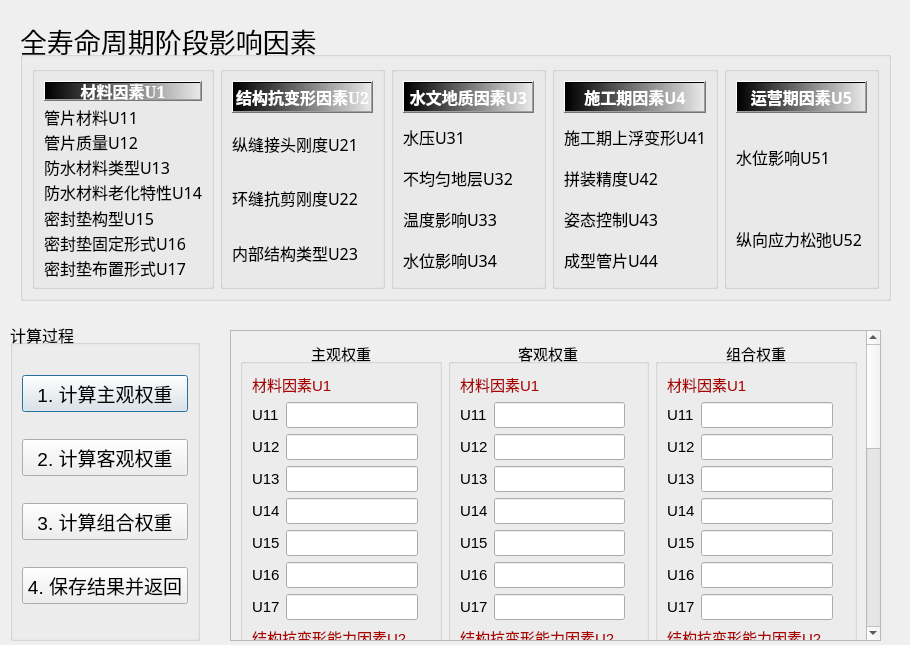
This is qsm_w.ui in YaoWenW/Gui_engineer as Qt 5 draws it before an edit. The edited form follows.
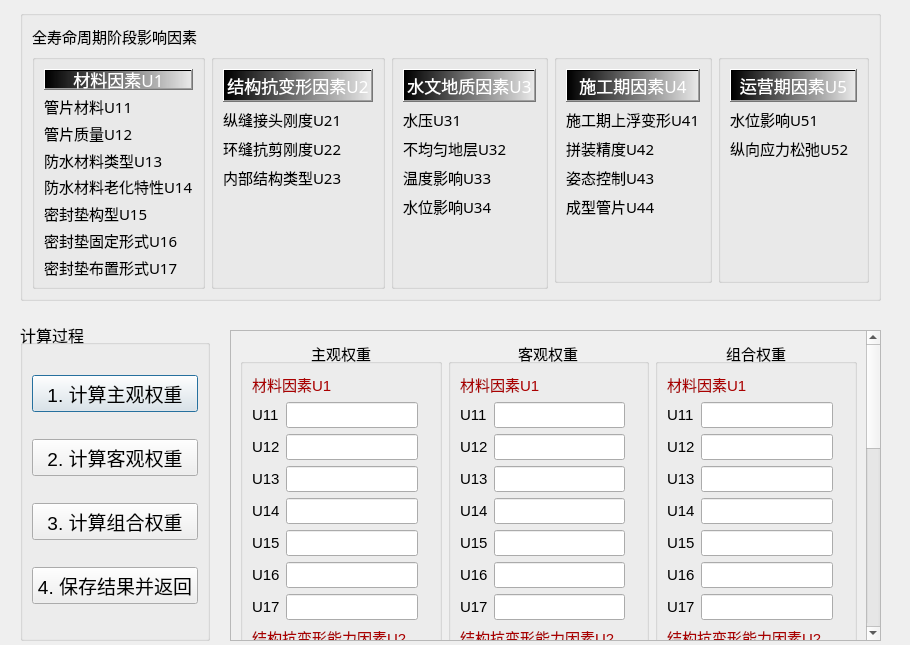
This is the edited form.

The edit to the form file:
```diff
--- a/qsm_w.ui
+++ b/qsm_w.ui
@@ -1438,7 +1438,7 @@
   <widget class="QGroupBox" name="groupBox_c">
    <property name="geometry">
     <rect>
-     <x>10</x>
+     <x>20</x>
      <y>320</y>
      <width>190</width>
      <height>321</height>
@@ -1519,26 +1519,156 @@
    <property name="geometry">
     <rect>
      <x>20</x>
-     <y>20</y>
-     <width>871</width>
-     <height>281</height>
+     <y>10</y>
+     <width>861</width>
+     <height>291</height>
     </rect>
    </property>
    <property name="font">
     <font>
-     <pointsize>20</pointsize>
+     <family>黑体</family>
+     <pointsize>11</pointsize>
+     <weight>50</weight>
+     <italic>false</italic>
+     <bold>false</bold>
     </font>
    </property>
+   <property name="styleSheet">
+    <string notr="true">font: 11pt &quot;黑体&quot;;</string>
+   </property>
    <property name="title">
-    <string>全寿命周期阶段影响因素</string>
+    <string/>
    </property>
-   <layout class="QHBoxLayout" name="horizontalLayout">
-    <item>
+   <layout class="QGridLayout" name="gridLayout_2">
+    <item row="1" column="3">
+     <widget class="QGroupBox" name="groupBox_4">
+      <property name="font">
+       <font>
+        <family>黑体</family>
+        <pointsize>11</pointsize>
+        <weight>50</weight>
+        <italic>false</italic>
+        <bold>false</bold>
+        <underline>false</underline>
+       </font>
+      </property>
+      <property name="title">
+       <string/>
+      </property>
+      <layout class="QVBoxLayout" name="verticalLayout_7">
+       <item>
+        <widget class="QPushButton" name="pushButton_4">
+         <property name="font">
+          <font>
+           <family>黑体</family>
+           <pointsize>13</pointsize>
+           <weight>50</weight>
+           <italic>false</italic>
+           <bold>false</bold>
+           <underline>false</underline>
+           <kerning>true</kerning>
+          </font>
+         </property>
+         <property name="styleSheet">
+          <string notr="true">background-color: qlineargradient(spread:pad, x1:0, y1:0, x2:1, y2:0, stop:0 rgba(0, 0, 0, 255), stop:1 rgba(0, 0, 0, 0));
+font: 13pt &quot;黑体&quot;;
+color: rgb(255, 255, 255);</string>
+         </property>
+         <property name="text">
+          <string>施工期因素U4</string>
+         </property>
+        </widget>
+       </item>
+       <item>
+        <widget class="QLabel" name="label_27">
+         <property name="font">
+          <font>
+           <family>黑体</family>
+           <pointsize>11</pointsize>
+           <weight>50</weight>
+           <italic>false</italic>
+           <bold>false</bold>
+           <underline>false</underline>
+          </font>
+         </property>
+         <property name="text">
+          <string>施工期上浮变形U41</string>
+         </property>
+        </widget>
+       </item>
+       <item>
+        <widget class="QLabel" name="label_28">
+         <property name="font">
+          <font>
+           <family>黑体</family>
+           <pointsize>11</pointsize>
+           <weight>50</weight>
+           <italic>false</italic>
+           <bold>false</bold>
+           <underline>false</underline>
+          </font>
+         </property>
+         <property name="text">
+          <string>拼装精度U42</string>
+         </property>
+        </widget>
+       </item>
+       <item>
+        <widget class="QLabel" name="label_29">
+         <property name="font">
+          <font>
+           <family>黑体</family>
+           <pointsize>11</pointsize>
+           <weight>50</weight>
+           <italic>false</italic>
+           <bold>false</bold>
+           <underline>false</underline>
+          </font>
+         </property>
+         <property name="text">
+          <string>姿态控制U43</string>
+         </property>
+        </widget>
+       </item>
+       <item>
+        <widget class="QLabel" name="label_30">
+         <property name="font">
+          <font>
+           <family>黑体</family>
+           <pointsize>11</pointsize>
+           <weight>50</weight>
+           <italic>false</italic>
+           <bold>false</bold>
+           <underline>false</underline>
+          </font>
+         </property>
+         <property name="text">
+          <string>成型管片U44</string>
+         </property>
+        </widget>
+       </item>
+       <item>
+        <spacer name="verticalSpacer_3">
+         <property name="orientation">
+          <enum>Qt::Vertical</enum>
+         </property>
+         <property name="sizeHint" stdset="0">
+          <size>
+           <width>20</width>
+           <height>40</height>
+          </size>
+         </property>
+        </spacer>
+       </item>
+      </layout>
+     </widget>
+    </item>
+    <item row="1" column="0" rowspan="2">
      <widget class="QGroupBox" name="groupBox">
       <property name="font">
        <font>
-        <family>华文宋体</family>
-        <pointsize>9</pointsize>
+        <family>黑体</family>
+        <pointsize>11</pointsize>
         <weight>50</weight>
         <italic>false</italic>
         <bold>false</bold>
@@ -1553,11 +1683,11 @@
         <widget class="QPushButton" name="pushButton">
          <property name="font">
           <font>
-           <family>SimSun</family>
-           <pointsize>12</pointsize>
-           <weight>75</weight>
+           <family>黑体</family>
+           <pointsize>13</pointsize>
+           <weight>50</weight>
            <italic>false</italic>
-           <bold>true</bold>
+           <bold>false</bold>
            <underline>false</underline>
            <kerning>true</kerning>
           </font>
@@ -1575,8 +1705,8 @@
         <widget class="QLabel" name="label">
          <property name="font">
           <font>
-           <family>华文宋体</family>
-           <pointsize>12</pointsize>
+           <family>黑体</family>
+           <pointsize>11</pointsize>
            <weight>50</weight>
            <italic>false</italic>
            <bold>false</bold>
@@ -1592,8 +1722,8 @@
         <widget class="QLabel" name="label_9">
          <property name="font">
           <font>
-           <family>华文宋体</family>
-           <pointsize>12</pointsize>
+           <family>黑体</family>
+           <pointsize>11</pointsize>
            <weight>50</weight>
            <italic>false</italic>
            <bold>false</bold>
@@ -1609,8 +1739,8 @@
         <widget class="QLabel" name="label_2">
          <property name="font">
           <font>
-           <family>华文宋体</family>
-           <pointsize>12</pointsize>
+           <family>黑体</family>
+           <pointsize>11</pointsize>
            <weight>50</weight>
            <italic>false</italic>
            <bold>false</bold>
@@ -1626,8 +1756,8 @@
         <widget class="QLabel" name="label_3">
          <property name="font">
           <font>
-           <family>华文宋体</family>
-           <pointsize>12</pointsize>
+           <family>黑体</family>
+           <pointsize>11</pointsize>
            <weight>50</weight>
            <italic>false</italic>
            <bold>false</bold>
@@ -1643,8 +1773,8 @@
         <widget class="QLabel" name="label_5">
          <property name="font">
           <font>
-           <family>华文宋体</family>
-           <pointsize>12</pointsize>
+           <family>黑体</family>
+           <pointsize>11</pointsize>
            <weight>50</weight>
            <italic>false</italic>
            <bold>false</bold>
@@ -1660,14 +1790,17 @@
         <widget class="QLabel" name="label_4">
          <property name="font">
           <font>
-           <family>华文宋体</family>
-           <pointsize>12</pointsize>
+           <family>黑体</family>
+           <pointsize>11</pointsize>
            <weight>50</weight>
            <italic>false</italic>
            <bold>false</bold>
            <underline>false</underline>
           </font>
          </property>
+         <property name="styleSheet">
+          <string notr="true"/>
+         </property>
          <property name="text">
           <string>密封垫固定形式U16</string>
          </property>
@@ -1677,8 +1810,8 @@
         <widget class="QLabel" name="label_6">
          <property name="font">
           <font>
-           <family>华文宋体</family>
-           <pointsize>12</pointsize>
+           <family>黑体</family>
+           <pointsize>11</pointsize>
            <weight>50</weight>
            <italic>false</italic>
            <bold>false</bold>
@@ -1690,106 +1823,38 @@
          </property>
         </widget>
        </item>
-      </layout>
-     </widget>
-    </item>
-    <item>
-     <widget class="QGroupBox" name="groupBox_2">
-      <property name="font">
-       <font>
-        <family>华文宋体</family>
-        <pointsize>9</pointsize>
-        <weight>50</weight>
-        <italic>false</italic>
-        <bold>false</bold>
-        <underline>false</underline>
-       </font>
-      </property>
-      <property name="title">
-       <string/>
-      </property>
-      <layout class="QVBoxLayout" name="verticalLayout_3">
        <item>
-        <widget class="QPushButton" name="pushButton_2">
-         <property name="font">
-          <font>
-           <family>SimSun</family>
-           <pointsize>12</pointsize>
-           <weight>75</weight>
-           <italic>false</italic>
-           <bold>true</bold>
-           <underline>false</underline>
-          </font>
+        <spacer name="verticalSpacer_5">
+         <property name="orientation">
+          <enum>Qt::Vertical</enum>
          </property>
-         <property name="styleSheet">
-          <string notr="true">background-color: qlineargradient(spread:pad, x1:0, y1:0, x2:1, y2:0, stop:0 rgba(0, 0, 0, 255), stop:1 rgba(0, 0, 0, 0));
-color: rgb(255, 255, 255);</string>
+         <property name="sizeHint" stdset="0">
+          <size>
+           <width>20</width>
+           <height>40</height>
+          </size>
          </property>
-         <property name="text">
-          <string>结构抗变形因素U2</string>
-         </property>
-        </widget>
+        </spacer>
        </item>
-       <item>
-        <widget class="QLabel" name="label_7">
-         <property name="font">
-          <font>
-           <family>华文宋体</family>
-           <pointsize>12</pointsize>
-           <weight>50</weight>
-           <italic>false</italic>
-           <bold>false</bold>
-           <underline>false</underline>
-          </font>
-         </property>
-         <property name="text">
-          <string>纵缝接头刚度U21</string>
-         </property>
-        </widget>
-       </item>
-       <item>
-        <widget class="QLabel" name="label_8">
-         <property name="font">
-          <font>
-           <family>华文宋体</family>
-           <pointsize>12</pointsize>
-           <weight>50</weight>
-           <italic>false</italic>
-           <bold>false</bold>
-           <underline>false</underline>
-          </font>
-         </property>
-         <property name="text">
-          <string>环缝抗剪刚度U22</string>
-         </property>
-        </widget>
-       </item>
-       <item>
-        <widget class="QLabel" name="label_13">
-         <property name="font">
-          <font>
-           <family>华文宋体</family>
-           <pointsize>12</pointsize>
-           <weight>50</weight>
-           <italic>false</italic>
-           <bold>false</bold>
-           <underline>false</underline>
-          </font>
-         </property>
-         <property name="text">
-          <string>内部结构类型U23</string>
-         </property>
-        </widget>
-       </item>
       </layout>
      </widget>
     </item>
-    <item>
+    <item row="0" column="0" colspan="2">
+     <widget class="QLabel" name="label_10">
+      <property name="styleSheet">
+       <string notr="true">font: 16pt &quot;微软雅黑&quot;;</string>
+      </property>
+      <property name="text">
+       <string>全寿命周期阶段影响因素</string>
+      </property>
+     </widget>
+    </item>
+    <item row="1" column="2" rowspan="2">
      <widget class="QGroupBox" name="groupBox_3">
       <property name="font">
        <font>
-        <family>华文宋体</family>
-        <pointsize>9</pointsize>
+        <family>黑体</family>
+        <pointsize>11</pointsize>
         <weight>50</weight>
         <italic>false</italic>
         <bold>false</bold>
@@ -1804,11 +1869,11 @@
         <widget class="QPushButton" name="pushButton_3">
          <property name="font">
           <font>
-           <family>华文宋体</family>
-           <pointsize>12</pointsize>
-           <weight>75</weight>
+           <family>黑体</family>
+           <pointsize>13</pointsize>
+           <weight>50</weight>
            <italic>false</italic>
-           <bold>true</bold>
+           <bold>false</bold>
            <underline>false</underline>
           </font>
          </property>
@@ -1825,8 +1890,8 @@
         <widget class="QLabel" name="label_17">
          <property name="font">
           <font>
-           <family>华文宋体</family>
-           <pointsize>12</pointsize>
+           <family>黑体</family>
+           <pointsize>11</pointsize>
            <weight>50</weight>
            <italic>false</italic>
            <bold>false</bold>
@@ -1842,8 +1907,8 @@
         <widget class="QLabel" name="label_18">
          <property name="font">
           <font>
-           <family>华文宋体</family>
-           <pointsize>12</pointsize>
+           <family>黑体</family>
+           <pointsize>11</pointsize>
            <weight>50</weight>
            <italic>false</italic>
            <bold>false</bold>
@@ -1859,8 +1924,8 @@
         <widget class="QLabel" name="label_19">
          <property name="font">
           <font>
-           <family>华文宋体</family>
-           <pointsize>12</pointsize>
+           <family>黑体</family>
+           <pointsize>11</pointsize>
            <weight>50</weight>
            <italic>false</italic>
            <bold>false</bold>
@@ -1876,8 +1941,8 @@
         <widget class="QLabel" name="label_20">
          <property name="font">
           <font>
-           <family>华文宋体</family>
-           <pointsize>12</pointsize>
+           <family>黑体</family>
+           <pointsize>11</pointsize>
            <weight>50</weight>
            <italic>false</italic>
            <bold>false</bold>
@@ -1889,15 +1954,28 @@
          </property>
         </widget>
        </item>
+       <item>
+        <spacer name="verticalSpacer_2">
+         <property name="orientation">
+          <enum>Qt::Vertical</enum>
+         </property>
+         <property name="sizeHint" stdset="0">
+          <size>
+           <width>20</width>
+           <height>40</height>
+          </size>
+         </property>
+        </spacer>
+       </item>
       </layout>
      </widget>
     </item>
-    <item>
-     <widget class="QGroupBox" name="groupBox_4">
+    <item row="1" column="1" rowspan="2">
+     <widget class="QGroupBox" name="groupBox_2">
       <property name="font">
        <font>
-        <family>华文宋体</family>
-        <pointsize>9</pointsize>
+        <family>黑体</family>
+        <pointsize>11</pointsize>
         <weight>50</weight>
         <italic>false</italic>
         <bold>false</bold>
@@ -1907,18 +1985,17 @@
       <property name="title">
        <string/>
       </property>
-      <layout class="QVBoxLayout" name="verticalLayout_7">
+      <layout class="QVBoxLayout" name="verticalLayout_3">
        <item>
-        <widget class="QPushButton" name="pushButton_4">
+        <widget class="QPushButton" name="pushButton_2">
          <property name="font">
           <font>
-           <family>华文宋体</family>
-           <pointsize>12</pointsize>
-           <weight>75</weight>
+           <family>黑体</family>
+           <pointsize>13</pointsize>
+           <weight>50</weight>
            <italic>false</italic>
-           <bold>true</bold>
+           <bold>false</bold>
            <underline>false</underline>
-           <kerning>true</kerning>
           </font>
          </property>
          <property name="styleSheet">
@@ -1926,16 +2003,16 @@
 color: rgb(255, 255, 255);</string>
          </property>
          <property name="text">
-          <string>施工期因素U4</string>
+          <string>结构抗变形因素U2</string>
          </property>
         </widget>
        </item>
        <item>
-        <widget class="QLabel" name="label_27">
+        <widget class="QLabel" name="label_7">
          <property name="font">
           <font>
-           <family>华文宋体</family>
-           <pointsize>12</pointsize>
+           <family>黑体</family>
+           <pointsize>11</pointsize>
            <weight>50</weight>
            <italic>false</italic>
            <bold>false</bold>
@@ -1943,16 +2020,16 @@
           </font>
          </property>
          <property name="text">
-          <string>施工期上浮变形U41</string>
+          <string>纵缝接头刚度U21</string>
          </property>
         </widget>
        </item>
        <item>
-        <widget class="QLabel" name="label_28">
+        <widget class="QLabel" name="label_8">
          <property name="font">
           <font>
-           <family>华文宋体</family>
-           <pointsize>12</pointsize>
+           <family>黑体</family>
+           <pointsize>11</pointsize>
            <weight>50</weight>
            <italic>false</italic>
            <bold>false</bold>
@@ -1960,16 +2037,16 @@
           </font>
          </property>
          <property name="text">
-          <string>拼装精度U42</string>
+          <string>环缝抗剪刚度U22</string>
          </property>
         </widget>
        </item>
        <item>
-        <widget class="QLabel" name="label_29">
+        <widget class="QLabel" name="label_13">
          <property name="font">
           <font>
-           <family>华文宋体</family>
-           <pointsize>12</pointsize>
+           <family>黑体</family>
+           <pointsize>11</pointsize>
            <weight>50</weight>
            <italic>false</italic>
            <bold>false</bold>
@@ -1977,36 +2054,32 @@
           </font>
          </property>
          <property name="text">
-          <string>姿态控制U43</string>
+          <string>内部结构类型U23</string>
          </property>
         </widget>
        </item>
        <item>
-        <widget class="QLabel" name="label_30">
-         <property name="font">
-          <font>
-           <family>华文宋体</family>
-           <pointsize>12</pointsize>
-           <weight>50</weight>
-           <italic>false</italic>
-           <bold>false</bold>
-           <underline>false</underline>
-          </font>
+        <spacer name="verticalSpacer">
+         <property name="orientation">
+          <enum>Qt::Vertical</enum>
          </property>
-         <property name="text">
-          <string>成型管片U44</string>
+         <property name="sizeHint" stdset="0">
+          <size>
+           <width>20</width>
+           <height>40</height>
+          </size>
          </property>
-        </widget>
+        </spacer>
        </item>
       </layout>
      </widget>
     </item>
-    <item>
+    <item row="1" column="4">
      <widget class="QGroupBox" name="groupBox_5">
       <property name="font">
        <font>
-        <family>华文宋体</family>
-        <pointsize>9</pointsize>
+        <family>黑体</family>
+        <pointsize>11</pointsize>
         <weight>50</weight>
         <italic>false</italic>
         <bold>false</bold>
@@ -2021,11 +2094,11 @@
         <widget class="QPushButton" name="pushButton_5">
          <property name="font">
           <font>
-           <family>华文宋体</family>
-           <pointsize>12</pointsize>
-           <weight>75</weight>
+           <family>黑体</family>
+           <pointsize>13</pointsize>
+           <weight>50</weight>
            <italic>false</italic>
-           <bold>true</bold>
+           <bold>false</bold>
            <underline>false</underline>
            <kerning>true</kerning>
           </font>
@@ -2043,8 +2116,8 @@
         <widget class="QLabel" name="label_31">
          <property name="font">
           <font>
-           <family>华文宋体</family>
-           <pointsize>12</pointsize>
+           <family>黑体</family>
+           <pointsize>11</pointsize>
            <weight>50</weight>
            <italic>false</italic>
            <bold>false</bold>
@@ -2060,8 +2133,8 @@
         <widget class="QLabel" name="label_32">
          <property name="font">
           <font>
-           <family>华文宋体</family>
-           <pointsize>12</pointsize>
+           <family>黑体</family>
+           <pointsize>11</pointsize>
            <weight>50</weight>
            <italic>false</italic>
            <bold>false</bold>
@@ -2073,6 +2146,19 @@
          </property>
         </widget>
        </item>
+       <item>
+        <spacer name="verticalSpacer_4">
+         <property name="orientation">
+          <enum>Qt::Vertical</enum>
+         </property>
+         <property name="sizeHint" stdset="0">
+          <size>
+           <width>20</width>
+           <height>40</height>
+          </size>
+         </property>
+        </spacer>
+       </item>
       </layout>
      </widget>
     </item>
```
Left out of the diff: 6 changed lines with no effect on the pictures.
